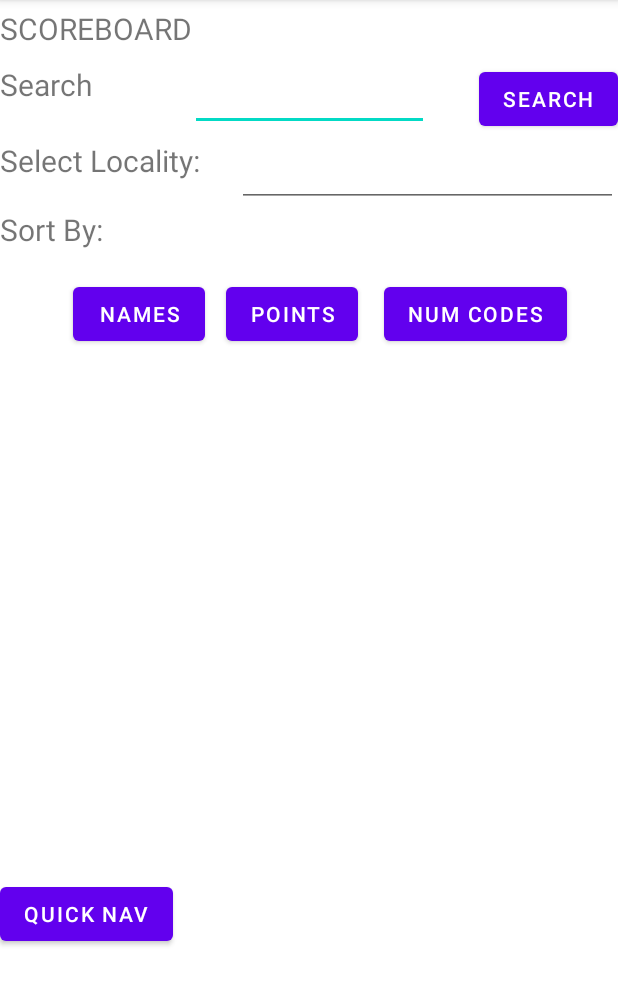
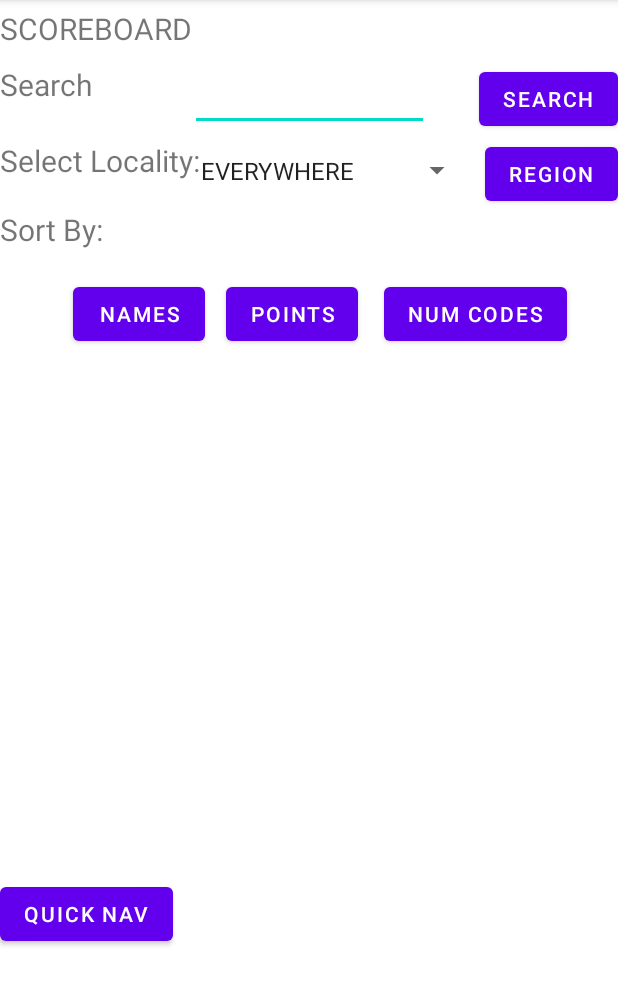
Before and after one commit to hobranan/IHuntWithJavalins_bhcopy, an Android app: the ScoreboardActivity screen opened directly, with no data from a screen before it, on a phone screen of 412 x 824 dp, the part 84-1090 px from its top. Run offline under Robolectric (Android 15) with nearby library versions, the phone set to English and light mode, and no system bars; our stand-ins replace Firebase (no records; nobody signed in at launch, a user with empty details on screens opened directly).

Commit message:
updated scoreboard with have and not-have functionality added reversing function to sort buttons, change region edittext to spinner and added functionality; still need to group all together

```diff
--- a/code/app/src/main/java/com/example/ihuntwithjavalins/Scoreboard/CustomListForQRCodeCustomAdapter.java
+++ b/code/app/src/main/java/com/example/ihuntwithjavalins/Scoreboard/CustomListForQRCodeCustomAdapter.java
@@ -41,7 +41,11 @@ public class CustomListForQRCodeCustomAdapter extends ArrayAdapter<StoreNamePoin
         TextView isScannedCode = view.findViewById(R.id.isScanned);
         codeName.setText(tempCode.getCodeName());
         codePoints.setText(tempCode.getCodePoints());
-        isScannedCode.setText("1");
+        if (tempCode.isScanned()) {
+            isScannedCode.setText("have");
+        } else {
+            isScannedCode.setText("don't have");
+        }
         return view;
     }
 }
--- a/code/app/src/main/java/com/example/ihuntwithjavalins/Scoreboard/ShowIndividualCodes.java
+++ b/code/app/src/main/java/com/example/ihuntwithjavalins/Scoreboard/ShowIndividualCodes.java
@@ -14,6 +14,7 @@ import com.example.ihuntwithjavalins.Player.Player;
 import com.example.ihuntwithjavalins.R;
 
 import java.util.ArrayList;
+
 /**
  * ShowIndividualCodes is responsible for showing the details of each QRCode
  */
@@ -31,7 +32,7 @@ public class ShowIndividualCodes extends AppCompatActivity {
         Player thisPlayer = (Player) myIntent.getSerializableExtra("focusedPlayer");
         Toast.makeText(this, thisPlayer.getUsername(), Toast.LENGTH_SHORT).show();
 
-        ArrayList<StoreNamePoints> storageList = (ArrayList<StoreNamePoints>) getIntent().getSerializableExtra("codes");
+        ArrayList<StoreNamePoints> storageList = (ArrayList<StoreNamePoints>) getIntent().getSerializableExtra("StorageList");
         CustomListForQRCodeCustomAdapter storageAdapter = new CustomListForQRCodeCustomAdapter(this, storageList);
 
         ListView listView = findViewById(R.id.code_list);
--- a/code/app/src/main/res/layout/scoreboard_main.xml
+++ b/code/app/src/main/res/layout/scoreboard_main.xml
@@ -74,18 +74,17 @@
             app:layout_constraintTop_toTopOf="parent"
             app:layout_constraintVertical_bias="0.061" />
 
-        <EditText
-            android:id="@+id/search_user2"
-            android:layout_width="254dp"
-            android:layout_height="45dp"
+        <Spinner
+            android:id="@+id/spin_region"
+            android:layout_width="189dp"
+            android:layout_height="43dp"
             android:ems="10"
-            android:inputType="textPersonName"
             app:layout_constraintBottom_toBottomOf="parent"
             app:layout_constraintEnd_toEndOf="parent"
-            app:layout_constraintHorizontal_bias="1.0"
+            app:layout_constraintHorizontal_bias="0.567"
             app:layout_constraintStart_toStartOf="parent"
             app:layout_constraintTop_toTopOf="parent"
-            app:layout_constraintVertical_bias="0.128" />
+            app:layout_constraintVertical_bias="0.127" />
 
         <LinearLayout
             android:id="@+id/linearLayout"
@@ -162,6 +161,18 @@
             app:layout_constraintTop_toTopOf="parent"
             app:layout_constraintVertical_bias="0.058" />
 
+        <Button
+            android:id="@+id/region_btn"
+            android:layout_width="wrap_content"
+            android:layout_height="wrap_content"
+            android:text="Region"
+            app:layout_constraintBottom_toBottomOf="parent"
+            app:layout_constraintEnd_toEndOf="parent"
+            app:layout_constraintHorizontal_bias="1.0"
+            app:layout_constraintStart_toStartOf="parent"
+            app:layout_constraintTop_toTopOf="parent"
+            app:layout_constraintVertical_bias="0.128" />
+
 
     </androidx.constraintlayout.widget.ConstraintLayout>
 </LinearLayout>
--- a/code/app/src/main/res/values/strings.xml
+++ b/code/app/src/main/res/values/strings.xml
@@ -9,4 +9,14 @@
             <item>Toronto</item>
             <item>Montreal</item>
         </string-array>
+    <string-array name="queryRegions_array">
+        <item>EVERYWHERE</item>
+        <item>Edmonton</item>
+        <item>Calgary</item>
+        <item>Rural Alberta</item>
+        <item>Vancouver</item>
+        <item>Regina</item>
+        <item>Toronto</item>
+        <item>Montreal</item>
+    </string-array>
 </resources>
```
Also changed, not shown: code/app/src/main/java/com/example/ihuntwithjavalins/Scoreboard/ScoreboardActivity.java (+75 -56 lines), code/app/src/main/res/layout/scoreboard_content_individual.xml (+8 -8 lines), code/app/src/main/res/layout/scoreboard_main_individual.xml (+45 -32 lines).
